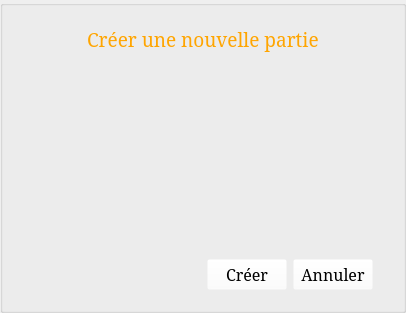
First picture: the form in StreetCar/StreetCar/CreateNetworkGame.ui, repository paboccard/Projet_Prog_Jeu, before the edit.
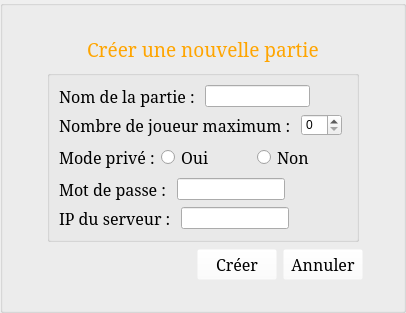
Second picture: the form after the edit. Icons and pictures are not drawn.

```diff
--- a/StreetCar/StreetCar/CreateNetworkGame.ui
+++ b/StreetCar/StreetCar/CreateNetworkGame.ui
@@ -37,16 +37,16 @@
      </property>
      <layout class="QVBoxLayout" name="verticalLayout_2">
       <property name="leftMargin">
-       <number>30</number>
+       <number>40</number>
       </property>
       <property name="topMargin">
-       <number>20</number>
+       <number>30</number>
       </property>
       <property name="rightMargin">
-       <number>30</number>
+       <number>40</number>
       </property>
       <property name="bottomMargin">
-       <number>20</number>
+       <number>30</number>
       </property>
       <item>
        <layout class="QHBoxLayout" name="horizontalLayout_2">
@@ -100,6 +100,249 @@
         </item>
        </layout>
       </item>
+      <item>
+       <spacer name="verticalSpacer_2">
+        <property name="orientation">
+         <enum>Qt::Vertical</enum>
+        </property>
+        <property name="sizeHint" stdset="0">
+         <size>
+          <width>20</width>
+          <height>40</height>
+         </size>
+        </property>
+       </spacer>
+      </item>
+      <item>
+       <layout class="QHBoxLayout" name="horizontalLayout_5">
+        <property name="topMargin">
+         <number>0</number>
+        </property>
+        <item>
+         <spacer name="horizontalSpacer_6">
+          <property name="orientation">
+           <enum>Qt::Horizontal</enum>
+          </property>
+          <property name="sizeHint" stdset="0">
+           <size>
+            <width>40</width>
+            <height>20</height>
+           </size>
+          </property>
+         </spacer>
+        </item>
+        <item>
+         <widget class="QGroupBox" name="groupBox_2">
+          <property name="title">
+           <string/>
+          </property>
+          <layout class="QVBoxLayout" name="verticalLayout_3">
+           <item>
+            <layout class="QHBoxLayout" name="horizontalLayout_3">
+             <item>
+              <widget class="QLabel" name="label_2">
+               <property name="font">
+                <font>
+                 <family>Serif</family>
+                 <pointsize>12</pointsize>
+                </font>
+               </property>
+               <property name="text">
+                <string>Nom de la partie : </string>
+               </property>
+              </widget>
+             </item>
+             <item>
+              <widget class="QLineEdit" name="lineEdit"/>
+             </item>
+             <item>
+              <spacer name="horizontalSpacer_5">
+               <property name="orientation">
+                <enum>Qt::Horizontal</enum>
+               </property>
+               <property name="sizeHint" stdset="0">
+                <size>
+                 <width>40</width>
+                 <height>20</height>
+                </size>
+               </property>
+              </spacer>
+             </item>
+            </layout>
+           </item>
+           <item>
+            <layout class="QHBoxLayout" name="horizontalLayout_4">
+             <item>
+              <widget class="QLabel" name="label_3">
+               <property name="font">
+                <font>
+                 <family>Serif</family>
+                 <pointsize>12</pointsize>
+                </font>
+               </property>
+               <property name="text">
+                <string>Nombre de joueur maximum : </string>
+               </property>
+              </widget>
+             </item>
+             <item>
+              <widget class="QSpinBox" name="spinBox"/>
+             </item>
+             <item>
+              <spacer name="horizontalSpacer_4">
+               <property name="orientation">
+                <enum>Qt::Horizontal</enum>
+               </property>
+               <property name="sizeHint" stdset="0">
+                <size>
+                 <width>40</width>
+                 <height>20</height>
+                </size>
+               </property>
+              </spacer>
+             </item>
+            </layout>
+           </item>
+           <item>
+            <spacer name="verticalSpacer_3">
+             <property name="orientation">
+              <enum>Qt::Vertical</enum>
+             </property>
+             <property name="sizeHint" stdset="0">
+              <size>
+               <width>20</width>
+               <height>40</height>
+              </size>
+             </property>
+            </spacer>
+           </item>
+           <item>
+            <layout class="QHBoxLayout" name="horizontalLayout_6">
+             <item>
+              <widget class="QLabel" name="label_4">
+               <property name="font">
+                <font>
+                 <family>Serif</family>
+                 <pointsize>12</pointsize>
+                </font>
+               </property>
+               <property name="text">
+                <string>Mode privé :</string>
+               </property>
+              </widget>
+             </item>
+             <item>
+              <widget class="QRadioButton" name="radioButton">
+               <property name="font">
+                <font>
+                 <family>Serif</family>
+                 <pointsize>12</pointsize>
+                </font>
+               </property>
+               <property name="text">
+                <string>Oui</string>
+               </property>
+              </widget>
+             </item>
+             <item>
+              <widget class="QRadioButton" name="radioButton_2">
+               <property name="font">
+                <font>
+                 <family>Serif</family>
+                 <pointsize>12</pointsize>
+                </font>
+               </property>
+               <property name="text">
+                <string>Non</string>
+               </property>
+              </widget>
+             </item>
+            </layout>
+           </item>
+           <item>
+            <layout class="QHBoxLayout" name="horizontalLayout_7">
+             <item>
+              <widget class="QLabel" name="label_5">
+               <property name="font">
+                <font>
+                 <family>Serif</family>
+                 <pointsize>12</pointsize>
+                </font>
+               </property>
+               <property name="text">
+                <string>Mot de passe : </string>
+               </property>
+              </widget>
+             </item>
+             <item>
+              <widget class="QLineEdit" name="lineEdit_2"/>
+             </item>
+             <item>
+              <spacer name="horizontalSpacer_8">
+               <property name="orientation">
+                <enum>Qt::Horizontal</enum>
+               </property>
+               <property name="sizeHint" stdset="0">
+                <size>
+                 <width>40</width>
+                 <height>20</height>
+                </size>
+               </property>
+              </spacer>
+             </item>
+            </layout>
+           </item>
+           <item>
+            <layout class="QHBoxLayout" name="horizontalLayout_8">
+             <item>
+              <widget class="QLabel" name="label_6">
+               <property name="font">
+                <font>
+                 <family>Serif</family>
+                 <pointsize>12</pointsize>
+                </font>
+               </property>
+               <property name="text">
+                <string>IP du serveur : </string>
+               </property>
+              </widget>
+             </item>
+             <item>
+              <widget class="QLineEdit" name="lineEdit_3"/>
+             </item>
+             <item>
+              <spacer name="horizontalSpacer_9">
+               <property name="orientation">
+                <enum>Qt::Horizontal</enum>
+               </property>
+               <property name="sizeHint" stdset="0">
+                <size>
+                 <width>40</width>
+                 <height>20</height>
+                </size>
+               </property>
+              </spacer>
+             </item>
+            </layout>
+           </item>
+          </layout>
+         </widget>
+        </item>
+        <item>
+         <spacer name="horizontalSpacer_7">
+          <property name="orientation">
+           <enum>Qt::Horizontal</enum>
+          </property>
+          <property name="sizeHint" stdset="0">
+           <size>
+            <width>40</width>
+            <height>20</height>
+           </size>
+          </property>
+         </spacer>
+        </item>
+       </layout>
+      </item>
       <item>
        <spacer name="verticalSpacer">
         <property name="orientation">
@@ -130,6 +373,12 @@
         </item>
         <item>
          <widget class="QPushButton" name="buttonCreate">
+          <property name="minimumSize">
+           <size>
+            <width>50</width>
+            <height>0</height>
+           </size>
+          </property>
           <property name="font">
            <font>
             <family>Serif</family>
@@ -143,6 +392,12 @@
         </item>
         <item>
          <widget class="QPushButton" name="buttonCancel">
+          <property name="minimumSize">
+           <size>
+            <width>50</width>
+            <height>0</height>
+           </size>
+          </property>
           <property name="font">
            <font>
             <family>Serif</family>
```
Left out of the diff: 11 changed lines with no effect on the pictures.
